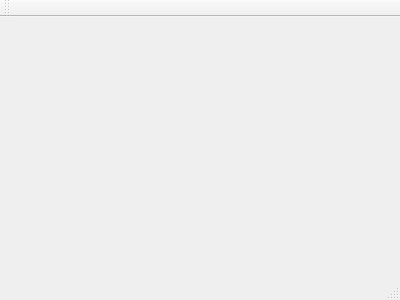
Above: mainwindow.ui from mrtokii/sweep-hard before the change. Below: the same form after it.
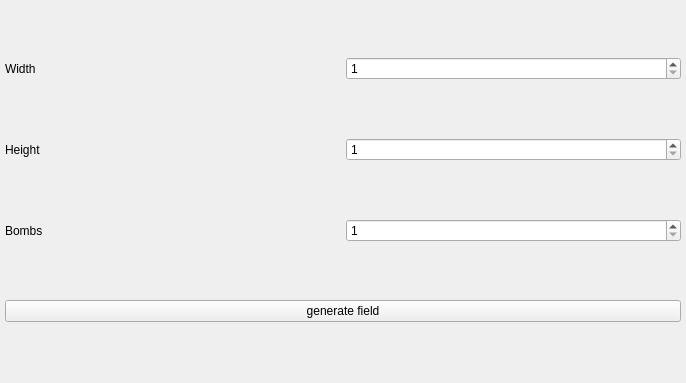
That is the form after the change.

The edit to the form file:
```diff
--- a/mainwindow.ui
+++ b/mainwindow.ui
@@ -1,24 +1,106 @@
 <ui version="4.0">
  <class>MainWindow</class>
- <widget class="QMainWindow" name="MainWindow" >
-  <property name="geometry" >
+ <widget class="QMainWindow" name="MainWindow">
+  <property name="geometry">
    <rect>
     <x>0</x>
     <y>0</y>
-    <width>400</width>
-    <height>300</height>
+    <width>686</width>
+    <height>383</height>
    </rect>
   </property>
   <property name="windowTitle" >
    <string>MainWindow</string>
   </property>
-  <widget class="QMenuBar" name="menuBar" />
-  <widget class="QToolBar" name="mainToolBar" />
-  <widget class="QWidget" name="centralWidget" />
-  <widget class="QStatusBar" name="statusBar" />
+  <widget class="QWidget" name="centralWidget">
+   <layout class="QVBoxLayout" name="verticalLayout_2">
+    <property name="leftMargin">
+     <number>5</number>
+    </property>
+    <property name="topMargin">
+     <number>5</number>
+    </property>
+    <property name="rightMargin">
+     <number>5</number>
+    </property>
+    <property name="bottomMargin">
+     <number>5</number>
+    </property>
+    <item>
+     <layout class="QHBoxLayout" name="horizontalLayout_5">
+      <item>
+       <widget class="QLabel" name="label_4">
+        <property name="text">
+         <string>Width</string>
+        </property>
+       </widget>
+      </item>
+      <item>
+       <widget class="QSpinBox" name="spinBoxWidth">
+        <property name="minimum">
+         <number>1</number>
+        </property>
+       </widget>
+      </item>
+     </layout>
+    </item>
+    <item>
+     <layout class="QHBoxLayout" name="horizontalLayout_6">
+      <item>
+       <widget class="QLabel" name="label_5">
+        <property name="text">
+         <string>Height</string>
+        </property>
+       </widget>
+      </item>
+      <item>
+       <widget class="QSpinBox" name="spinBoxHeight">
+        <property name="minimum">
+         <number>1</number>
+        </property>
+       </widget>
+      </item>
+     </layout>
+    </item>
+    <item>
+     <layout class="QHBoxLayout" name="horizontalLayout_7">
+      <item>
+       <widget class="QLabel" name="label_6">
+        <property name="text">
+         <string>Bombs</string>
+        </property>
+       </widget>
+      </item>
+      <item>
+       <widget class="QSpinBox" name="spinBoxBombs">
+        <property name="minimum">
+         <number>1</number>
+        </property>
+       </widget>
+      </item>
+     </layout>
+    </item>
+    <item>
+     <widget class="QPushButton" name="generateField">
+      <property name="text">
+       <string>generate field</string>
+      </property>
+     </widget>
+    </item>
+   </layout>
+  </widget>
+  <widget class="QMenuBar" name="menuBar">
+   <property name="geometry">
+    <rect>
+     <x>0</x>
+     <y>0</y>
+     <width>686</width>
+     <height>26</height>
+    </rect>
+   </property>
+  </widget>
  </widget>
- <layoutDefault spacing="6" margin="11" />
- <pixmapfunction></pixmapfunction>
+ <layoutdefault spacing="6" margin="11"/>
  <resources/>
  <connections/>
 </ui>
```
Left out of the diff: 3 changed lines with no effect on the pictures.
